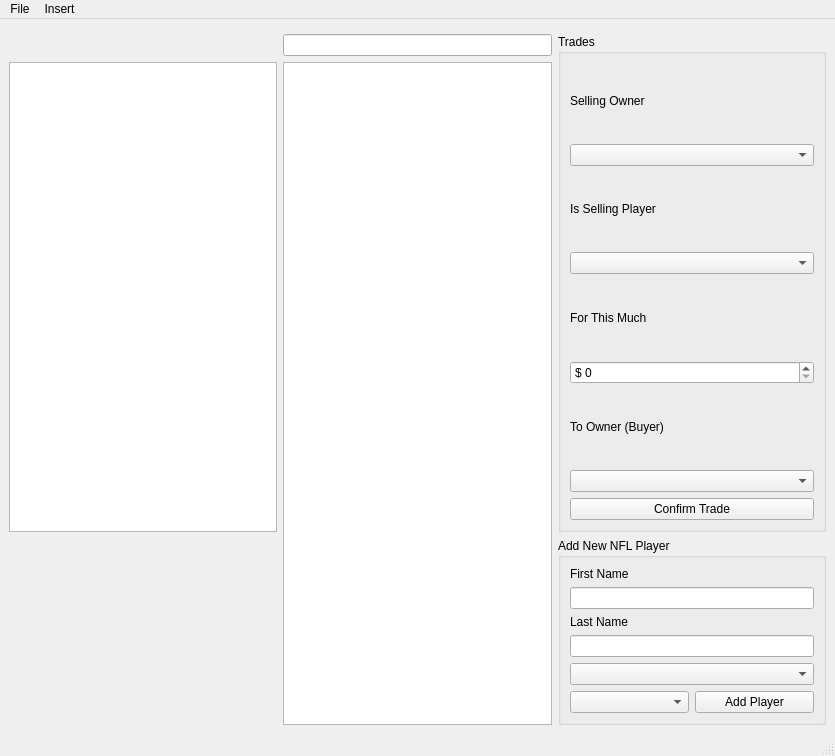
Old version of the form view/ui/mainform.ui in the repository robgura/auction-manager.
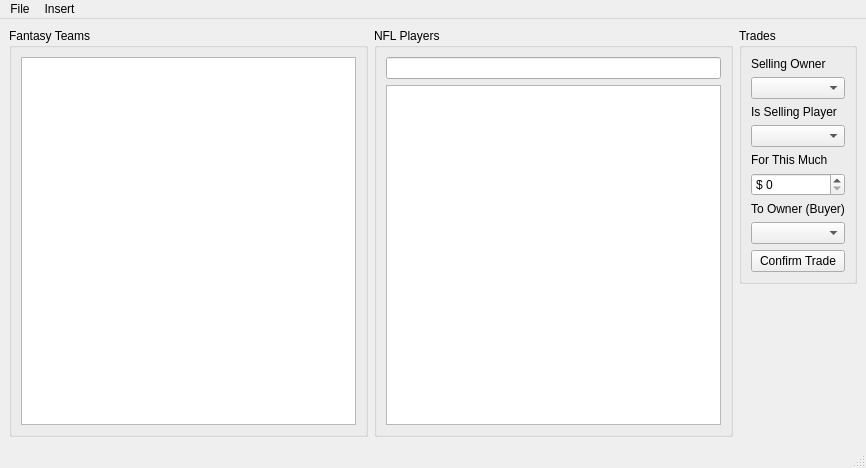
New version of the form.

Patch:
```diff
--- a/view/ui/mainform.ui
+++ b/view/ui/mainform.ui
@@ -5,29 +5,64 @@
    <rect>
     <x>0</x>
     <y>0</y>
-    <width>835</width>
-    <height>756</height>
+    <width>866</width>
+    <height>468</height>
    </rect>
   </property>
   <property name="windowTitle" >
    <string>MainWindow</string>
   </property>
   <widget class="QWidget" name="centralwidget" >
-   <layout class="QGridLayout" >
-    <item row="0" column="4" colspan="2" >
-     <widget class="QFrame" name="allTeamsFrame" >
-      <property name="frameShape" >
-       <enum>QFrame::Panel</enum>
+   <layout class="QHBoxLayout" >
+    <item>
+     <widget class="QGroupBox" name="groupBox_2" >
+      <property name="title" >
+       <string>Fantasy Teams</string>
       </property>
-      <property name="frameShadow" >
-       <enum>QFrame::Raised</enum>
-      </property>
+      <layout class="QVBoxLayout" >
+       <item>
+        <widget class="QTreeView" name="ownerView" />
+       </item>
+      </layout>
      </widget>
     </item>
-    <item row="1" column="4" >
+    <item>
+     <widget class="QGroupBox" name="groupBox" >
+      <property name="title" >
+       <string>NFL Players</string>
+      </property>
+      <layout class="QVBoxLayout" >
+       <item>
      <widget class="QLineEdit" name="playerInput" />
     </item>
-    <item rowspan="2" row="1" column="5" >
+       <item>
+        <widget class="QTreeView" name="playerView" >
+         <property name="showDropIndicator" stdset="0" >
+          <bool>false</bool>
+         </property>
+         <property name="dragEnabled" >
+          <bool>true</bool>
+         </property>
+         <property name="dragDropMode" >
+          <enum>QAbstractItemView::DragOnly</enum>
+         </property>
+         <property name="alternatingRowColors" >
+          <bool>true</bool>
+         </property>
+         <property name="itemsExpandable" >
+          <bool>true</bool>
+         </property>
+         <property name="sortingEnabled" >
+          <bool>true</bool>
+         </property>
+        </widget>
+       </item>
+      </layout>
+     </widget>
+    </item>
+    <item>
+     <layout class="QVBoxLayout" >
+      <item>
      <widget class="QGroupBox" name="groupBox_3" >
       <property name="title" >
        <string>Trades</string>
@@ -90,70 +125,20 @@
       </layout>
      </widget>
     </item>
-    <item rowspan="2" row="2" column="4" >
-     <widget class="QTreeView" name="playerView" >
-      <property name="dragEnabled" >
-       <bool>true</bool>
-      </property>
-      <property name="alternatingRowColors" >
-       <bool>true</bool>
-      </property>
-      <property name="itemsExpandable" >
-       <bool>true</bool>
-      </property>
-      <property name="sortingEnabled" >
-       <bool>true</bool>
-      </property>
-     </widget>
-    </item>
-    <item row="3" column="5" >
-     <widget class="QGroupBox" name="groupBox_2" >
-      <property name="title" >
-       <string>Add New NFL Player</string>
-      </property>
-      <layout class="QVBoxLayout" >
        <item>
-        <widget class="QLabel" name="label_2" >
-         <property name="text" >
-          <string>First Name</string>
-         </property>
-        </widget>
-       </item>
-       <item>
-        <widget class="QLineEdit" name="playerFirstNameLineEdit" />
-       </item>
-       <item>
-        <widget class="QLabel" name="label_3" >
-         <property name="text" >
-          <string>Last Name</string>
-         </property>
-        </widget>
-       </item>
-       <item>
-        <widget class="QLineEdit" name="playerLastNameLineEdit" />
-       </item>
-       <item>
-        <widget class="QComboBox" name="teamComboBox" />
-       </item>
-       <item>
-        <layout class="QHBoxLayout" >
-         <item>
-          <widget class="QComboBox" name="positionComboBox" />
-         </item>
-         <item>
-          <widget class="QPushButton" name="addPlayerButton" >
-           <property name="text" >
-            <string>Add Player</string>
-           </property>
-          </widget>
-         </item>
-        </layout>
-       </item>
-      </layout>
-     </widget>
-    </item>
-    <item row="2" column="3" >
-     <widget class="QTreeView" name="ownerView" />
+       <spacer>
+        <property name="orientation" >
+         <enum>Qt::Vertical</enum>
+        </property>
+        <property name="sizeHint" >
+         <size>
+          <width>20</width>
+          <height>40</height>
+         </size>
+        </property>
+       </spacer>
+      </item>
+     </layout>
     </item>
    </layout>
   </widget>
@@ -162,7 +147,7 @@
     <rect>
      <x>0</x>
      <y>0</y>
-     <width>835</width>
+     <width>866</width>
      <height>31</height>
     </rect>
    </property>
```
Lines whose indentation alone changed are shown as unchanged.
